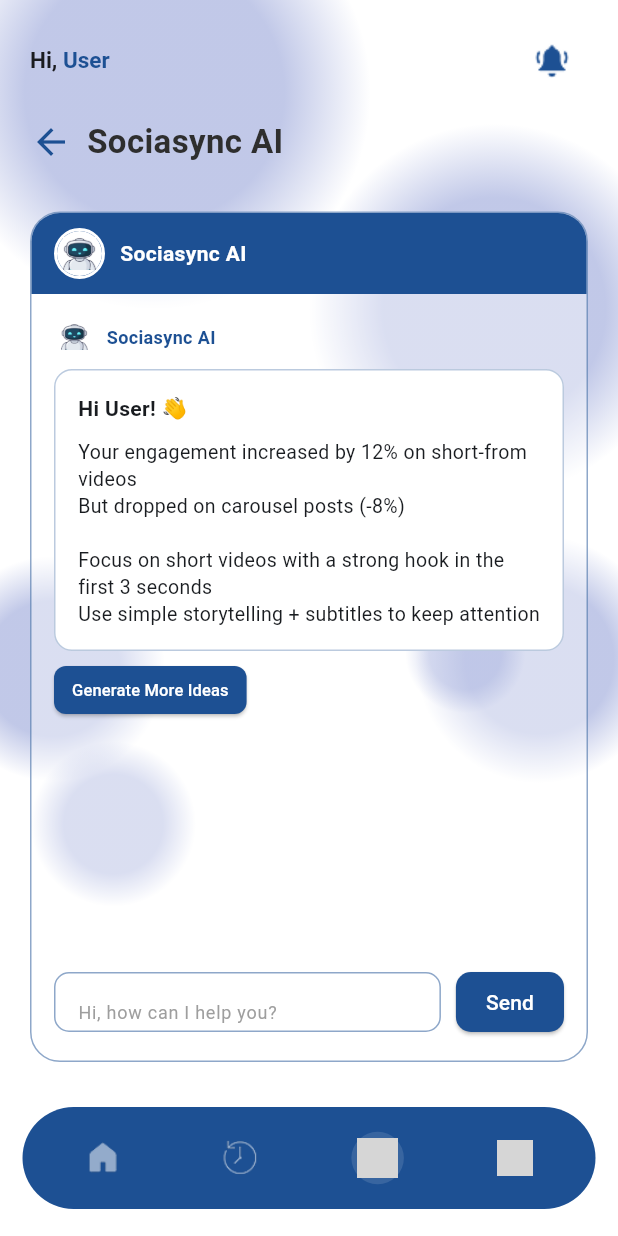
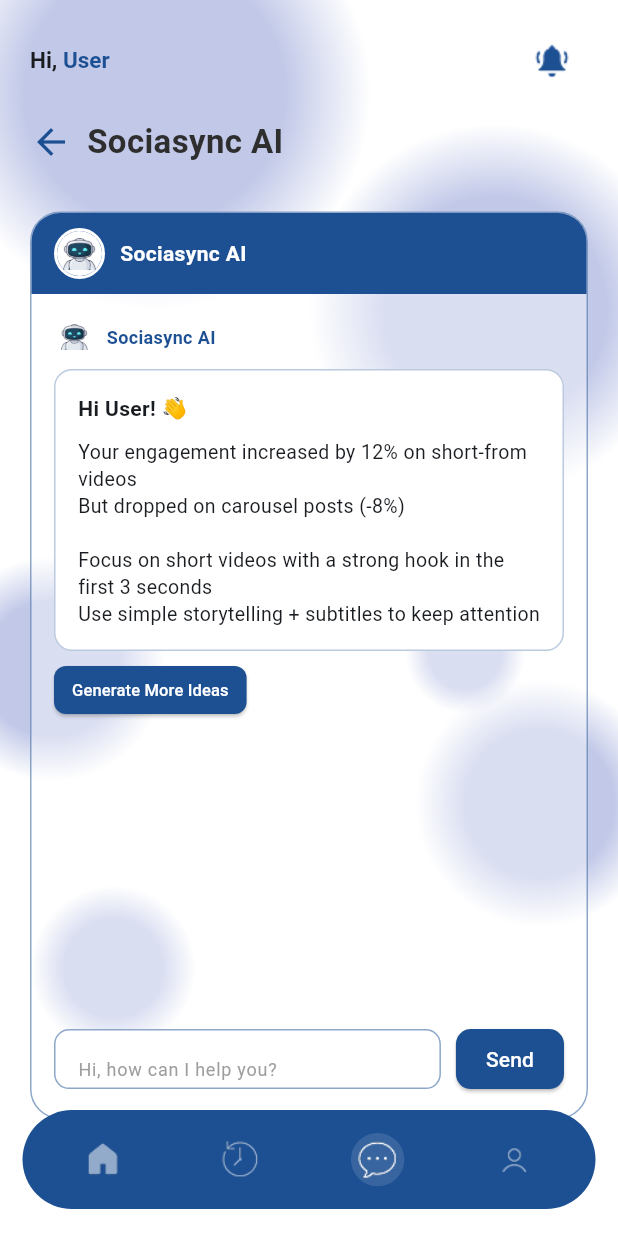
Before and after one commit to grace247r/MobileApp_Sociasync, a Flutter app: the ChatbotPage screen opened directly, on a phone screen of 412 x 824 dp. Run offline on Flutter 3.47's test engine with Material 3 defaults, Android fonts, the phone set to English and light mode, and no system bars; our stand-ins replace fl_chart, image_picker, shared_preferences; accounts and stored records are empty; network calls fail; grey boxes are pictures that could not be loaded.

Commit message:
perbaiki posisi navbar (lagi) dan navigasi ke notif

```diff
--- a/frontend/sociasync_app/lib/screens/calendar/add_calendar_page.dart
+++ b/frontend/sociasync_app/lib/screens/calendar/add_calendar_page.dart
@@ -3,6 +3,7 @@
 import 'package:sociasync_app/widgets/app_navbar.dart';
 import 'package:sociasync_app/widgets/dashboard_header.dart';
 import 'package:sociasync_app/screens/dashboard/dashboard_page.dart';
+import 'package:sociasync_app/screens/dashboard/notification_page.dart';
 import 'package:sociasync_app/screens/chatbot_AI/chatbot.dart';
 import 'package:sociasync_app/screens/profile/profile_page.dart';
 
@@ -190,7 +191,6 @@
                     child: DashboardHeader(
                       userName: 'Rina',
                       primaryColor: primaryBlue,
-                      onNotificationTap: () {},
                     ),
                   ),
                   Padding(
--- a/frontend/sociasync_app/lib/screens/calendar/calendar_month_page.dart
+++ b/frontend/sociasync_app/lib/screens/calendar/calendar_month_page.dart
@@ -85,9 +85,6 @@
                     child: DashboardHeader(
                       userName: 'Rina',
                       primaryColor: primaryBlue,
-                      onNotificationTap: () {
-                        // Logika notifikasi jika diperlukan
-                      },
                     ),
                   ),
                   const SizedBox(height: 16),
--- a/frontend/sociasync_app/lib/screens/calendar/calendar_week_page.dart
+++ b/frontend/sociasync_app/lib/screens/calendar/calendar_week_page.dart
@@ -6,6 +6,7 @@
 import 'package:sociasync_app/widgets/app_navbar.dart';
 import 'package:sociasync_app/widgets/dashboard_header.dart';
 import 'package:sociasync_app/screens/dashboard/dashboard_page.dart';
+import 'package:sociasync_app/screens/dashboard/notification_page.dart';
 import 'package:sociasync_app/screens/chatbot_AI/chatbot.dart';
 import 'package:sociasync_app/screens/profile/profile_page.dart';
 
@@ -142,7 +143,6 @@
                 child: DashboardHeader(
                   userName: 'Rina',
                   primaryColor: primaryBlue,
-                  onNotificationTap: () {},
                 ),
               ),
               const SizedBox(height: 20),
--- a/frontend/sociasync_app/lib/screens/calendar/calendar_year_page.dart
+++ b/frontend/sociasync_app/lib/screens/calendar/calendar_year_page.dart
@@ -96,7 +96,6 @@
                     child: DashboardHeader(
                       userName: 'Rina',
                       primaryColor: primaryBlue,
-                      onNotificationTap: () {},
                     ),
                   ),
                   const SizedBox(height: 16),
--- a/frontend/sociasync_app/lib/screens/chatbot_AI/chatbot.dart
+++ b/frontend/sociasync_app/lib/screens/chatbot_AI/chatbot.dart
@@ -4,6 +4,7 @@
 import 'package:sociasync_app/widgets/dashboard_header.dart';
 import 'package:sociasync_app/screens/profile/profile_page.dart';
 import 'package:sociasync_app/screens/dashboard/dashboard_page.dart';
+import 'package:sociasync_app/screens/dashboard/notification_page.dart';
 import 'package:sociasync_app/screens/calendar/calendar_week_page.dart';
 import 'package:sociasync_app/services/auth_service.dart';
 
@@ -62,30 +63,30 @@
 
   @override
   Widget build(BuildContext context) {
+    final screenWidth = MediaQuery.sizeOf(context).width;
+    final navBarHeight = (screenWidth * 0.16).clamp(60.0, 74.0).toDouble();
+
     return AppBackgroundWrapper(
-      bottomNavigationBar: AppNavbar(
-        selectedIndex: _currentIndex,
-        backgroundColor: primaryBlue,
-        onTap: _onNavbarTap,
-      ),
-      child: SafeArea(
+      child: Scaffold(
+        backgroundColor: Colors.transparent,
+        extendBody: true,
+        body: SafeArea(
           bottom: false,
           child: Column(
             children: [
               Padding(
-              padding: const EdgeInsets.symmetric(horizontal: 20, vertical: 16),
+                padding: const EdgeInsets.symmetric(
+                  horizontal: 20,
+                  vertical: 16,
+                ),
                 child: Column(
                   crossAxisAlignment: CrossAxisAlignment.start,
                   children: [
-                  // 1. WIDGET ATAS: Header yang sudah ada
                     DashboardHeader(
                       userName: _userName,
                       primaryColor: primaryBlue,
-                    onNotificationTap: () {},
                     ),
                     const SizedBox(height: 15),
-
-                  // 2. Title & Back Button
                     Row(
                       children: [
                         GestureDetector(
@@ -111,10 +112,13 @@
                   ],
                 ),
               ),
-            // 3. MAIN CHAT CONTAINER (Wadah ber-border biru)
               Expanded(
                 child: Padding(
-                padding: const EdgeInsets.symmetric(horizontal: 20),
+                  padding: EdgeInsets.only(
+                    left: 20,
+                    right: 20,
+                    bottom: navBarHeight + 12,
+                  ),
                   child: Container(
                     width: double.infinity,
                     decoration: BoxDecoration(
@@ -124,7 +128,6 @@
                     ),
                     child: Column(
                       children: [
-                      // Blue Header inside Chat Container
                         Container(
                           padding: const EdgeInsets.symmetric(
                             horizontal: 15,
@@ -169,24 +172,25 @@
                             ],
                           ),
                         ),
-
-                      // Chat Messages Area
                         Expanded(
                           child: ListView(
                             padding: const EdgeInsets.all(15),
                             children: [_buildBotMessage(_userName)],
                           ),
                         ),
-
-                      // Input Area (Hi, Artnity can i help you?....)
                         _buildChatInput(),
                       ],
                     ),
                   ),
                 ),
               ),
-            const SizedBox(height: 20),
             ],
+          ),
+        ),
+        bottomNavigationBar: AppNavbar(
+          selectedIndex: _currentIndex,
+          backgroundColor: primaryBlue,
+          onTap: _onNavbarTap,
         ),
       ),
     );
--- a/frontend/sociasync_app/lib/widgets/app_navbar.dart
+++ b/frontend/sociasync_app/lib/widgets/app_navbar.dart
@@ -12,23 +12,31 @@
   final ValueChanged<int>? onTap;
   final Color backgroundColor;
 
-  static const double _navBarHeight = 68;
-
   @override
   Widget build(BuildContext context) {
+    final screenWidth = MediaQuery.sizeOf(context).width;
+    final navBarHeight = (screenWidth * 0.16).clamp(60.0, 74.0).toDouble();
+    final iconSize = (screenWidth * 0.062).clamp(22.0, 26.0).toDouble();
+
     const iconAssets = <String>[
       'assets/home.png',
       'assets/calendar.png',
-      'assets/chat.png',
-      'assets/profile.png',
+      'assets/Chat.png',
+      'assets/Profile.png',
     ];
     const calendarActiveAsset = 'assets/calendar_active.png';
+    const fallbackIcons = <IconData>[
+      Icons.home_rounded,
+      Icons.calendar_month_rounded,
+      Icons.chat_bubble_rounded,
+      Icons.person_rounded,
+    ];
 
     return SafeArea(
       top: false,
       minimum: const EdgeInsets.fromLTRB(15, 10, 15, 18),
       child: Container(
-        height: _navBarHeight,
+        height: navBarHeight,
         padding: const EdgeInsets.symmetric(horizontal: 8),
         decoration: BoxDecoration(
           color: backgroundColor,
@@ -53,15 +61,26 @@
                 decoration: BoxDecoration(
                   shape: BoxShape.circle,
                   color: isSelected
-                      ? Colors.white.withOpacity(0.12)
+                      ? Colors.white.withValues(alpha: 0.12)
                       : Colors.transparent,
                 ),
                 child: Image.asset(
                   iconPath,
-                  width: isSelected ? 27 : 24,
-                  height: isSelected ? 27 : 24,
-                  color: Colors.white.withOpacity(isSelected ? 1.0 : 0.52),
+                  width: isSelected ? iconSize + 2 : iconSize,
+                  height: isSelected ? iconSize + 2 : iconSize,
+                  color: Colors.white.withValues(
+                    alpha: isSelected ? 1.0 : 0.52,
+                  ),
                   colorBlendMode: BlendMode.modulate,
+                  errorBuilder: (_, __, ___) {
+                    return Icon(
+                      fallbackIcons[index],
+                      size: isSelected ? iconSize + 2 : iconSize,
+                      color: Colors.white.withValues(
+                        alpha: isSelected ? 1.0 : 0.52,
+                      ),
+                    );
+                  },
                 ),
               ),
               splashRadius: 22,
```
Also changed, not shown: frontend/sociasync_app/lib/screens/analytics/monthly_summary_page.dart (+15 -12 lines), frontend/sociasync_app/lib/screens/content_generator/content_generator_page.dart (+17 -19 lines), frontend/sociasync_app/lib/screens/content_generator/content_ideas_page.dart (+12 -12 lines), frontend/sociasync_app/lib/screens/content_generator/loadinggeneratorpage.dart (+14 -14 lines), frontend/sociasync_app/lib/screens/dashboard/notification_page.dart (+12 -13 lines), frontend/sociasync_app/lib/screens/profile/profile_page.dart (+5 -14 lines), frontend/sociasync_app/lib/services/auth_service.dart (+16 -6 lines), frontend/sociasync_app/lib/widgets/navbar.dart (deleted, +0 -88 lines). Lines whose indentation alone changed are shown as unchanged.
